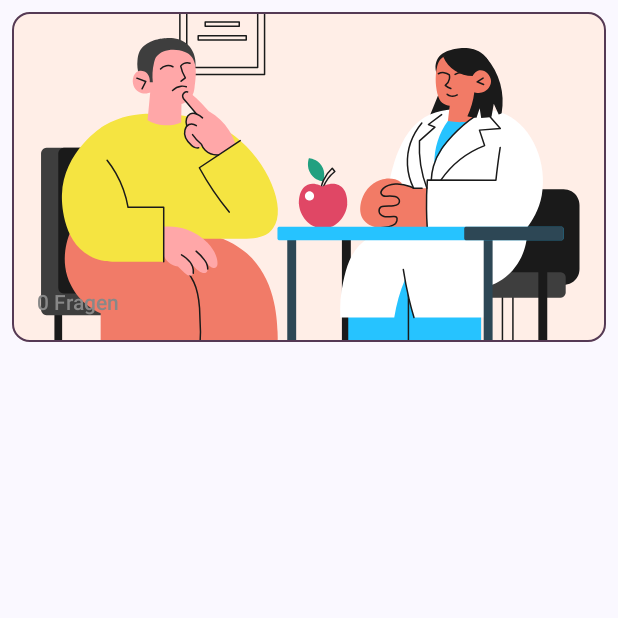
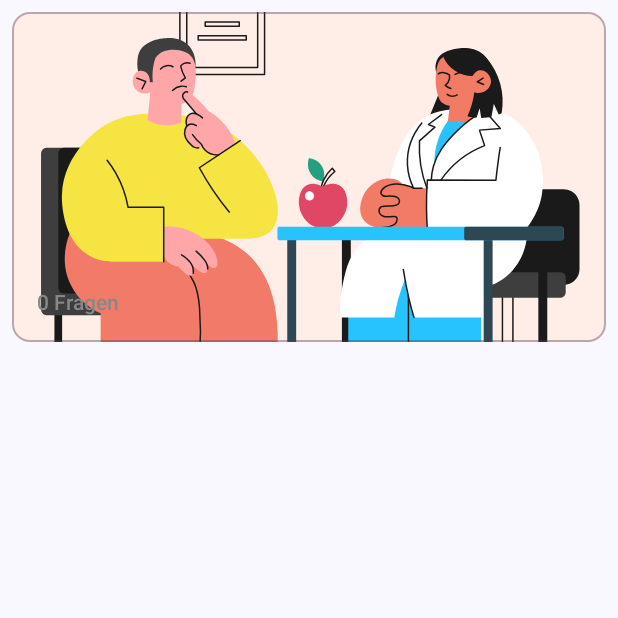
Before and after one commit to ann-russo/PhysioQuest, an Android app built with Jetpack Compose: the composable CategoryCard called with empty values, on a phone screen of 412 x 824 dp, the top half of it. Run offline under Robolectric (Android 15) with nearby library versions, the phone set to English and light mode, and no system bars.

Commit message:
Modified the border color of category cards

```diff
--- a/app/src/main/java/com/example/physioquest/screens/lernmodus/CategoryScreen.kt
+++ b/app/src/main/java/com/example/physioquest/screens/lernmodus/CategoryScreen.kt
@@ -83,7 +83,7 @@ fun CategoryCard(
         shape = MaterialTheme.shapes.medium,
         elevation = CardDefaults.outlinedCardElevation(),
         colors = CardDefaults.outlinedCardColors(Color.White),
-        border = BorderStroke(1.dp, MaterialTheme.colorScheme.tertiary),
+        border = BorderStroke(1.dp, MaterialTheme.colorScheme.tertiary.copy(alpha = 0.4f)),
     ) {
         val footImage = ImageVector.vectorResource(AppIcon.medical4)
         val legImage = ImageVector.vectorResource(AppIcon.medical2)
```
